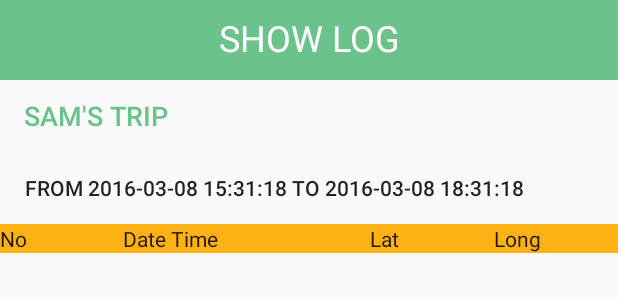
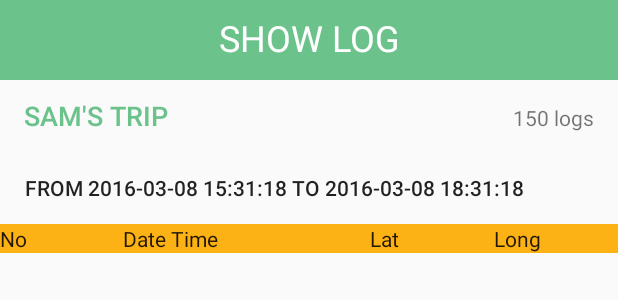
Before and after one commit to travelmapi/app-android, an Android app: the layout activity_trip_detail.xml on its own in the app's theme, with its tools: preview values and no code run, on a phone screen of 412 x 824 dp. Shown: the part 161-461 px from the top of the screen. Run offline under Robolectric (Android 15) with nearby library versions, the phone set to English and light mode, and no system bars.

Commit message:
added number of logs to trip detail

```diff
--- a/app/src/main/java/com/travelmapi/app/travelmapi_app/alarms/AlarmService.java
+++ b/app/src/main/java/com/travelmapi/app/travelmapi_app/alarms/AlarmService.java
@@ -66,7 +66,7 @@ public class AlarmService extends Service implements LocationListener {
         for (int i = 0; i< trips.size(); i++) {
             Trip trip = trips.get(i);
             if (active(trip)) {
-                if(trip.getStamps().last().getLat() == location.getLatitude() && trip.getStamps().last().getLon() == location.getLongitude()){
+                if(trip.getStamps().size() > 0 && trip.getStamps().last().getLat() == location.getLatitude() && trip.getStamps().last().getLon() == location.getLongitude()){
                     realm.beginTransaction();
                     trip.getStamps().last().setTimestamp(new Date());
                     realm.commitTransaction();
--- a/app/src/main/java/com/travelmapi/app/travelmapi_app/alarms/BootReceiver.java
+++ b/app/src/main/java/com/travelmapi/app/travelmapi_app/alarms/BootReceiver.java
@@ -35,7 +35,6 @@ public class BootReceiver extends BroadcastReceiver {
             }else{
                 manager.setRepeating(AlarmManager.RTC_WAKEUP, System.currentTimeMillis(), interval, pendingIntent);
             }
-
             Log.d(TAG, "Alarm Set");
         }
     }
--- a/app/src/main/res/layout/activity_trip_detail.xml
+++ b/app/src/main/res/layout/activity_trip_detail.xml
@@ -33,7 +33,16 @@
         android:padding="0dp"
         android:textSize="18dp"
         android:textColor="@color/colorPrimary"
-
+        />
+    <TextView
+        android:id="@+id/activity_trip_detail_textview_logs"
+        android:layout_width="wrap_content"
+        android:layout_height="wrap_content"
+        android:layout_marginStart="@dimen/activity_horizontal_margin"
+        android:layout_marginEnd="@dimen/activity_vertical_margin"
+        android:layout_alignParentEnd="true"
+        android:layout_alignBaseline="@id/activity_trip_detail_button_trip_name"
+        tools:text="150 logs"
         />
     <Button
         android:id="@+id/activity_trip_detail_textview_timestamp"
--- a/app/src/main/res/values/strings.xml
+++ b/app/src/main/res/values/strings.xml
@@ -25,4 +25,5 @@
     <string name="edit_trip_name">Edit Trip Name</string>
     <string name="edit_start">Edit Start</string>
     <string name="edit_end">Edit End</string>
+    <string name="num_logs">%d Logs</string>
 </resources>
```
Also changed, not shown: app/src/main/java/com/travelmapi/app/travelmapi_app/TripDetailActivity.java (+7 -2 lines).
